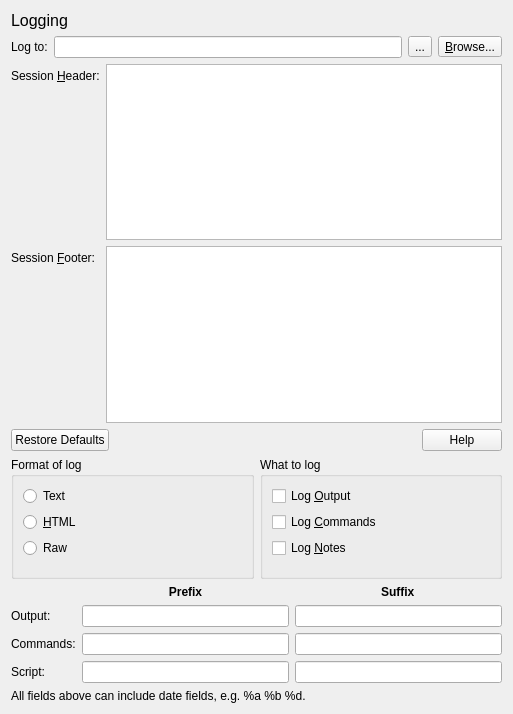
This is src/ui/worldprefs/prefs_logging.ui in jnbooth/qMUSHclient as Qt 5 draws it before an edit. The edited form follows.
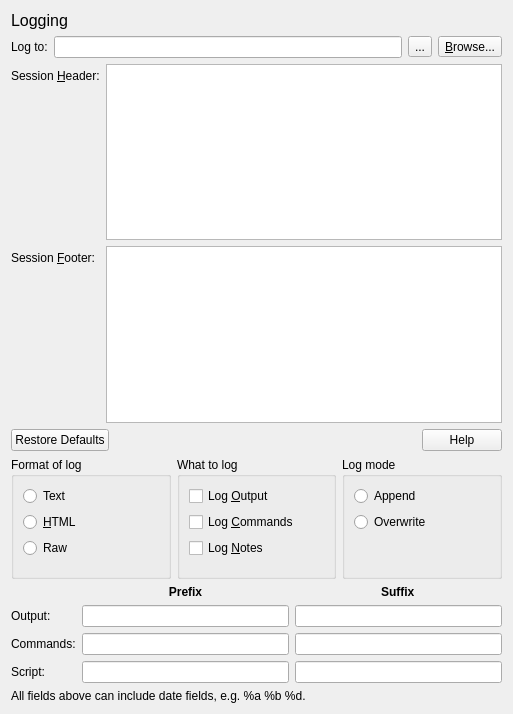
This is the edited form. Icons and pictures are not drawn.

Commit message: Set log_format and log_mode enums from groups of QRadioButtons

Diff of the .ui file:
```diff
--- a/src/ui/worldprefs/prefs_logging.ui
+++ b/src/ui/worldprefs/prefs_logging.ui
@@ -202,6 +202,42 @@
        </layout>
       </widget>
      </item>
+     <item>
+      <widget class="QGroupBox" name="groupBox_3">
+       <property name="title">
+        <string>Log mode</string>
+       </property>
+       <layout class="QVBoxLayout" name="verticalLayout_4">
+        <item>
+         <widget class="QRadioButton" name="log_append">
+          <property name="text">
+           <string>Append</string>
+          </property>
+         </widget>
+        </item>
+        <item>
+         <widget class="QRadioButton" name="log_overwrite">
+          <property name="text">
+           <string>Overwrite</string>
+          </property>
+         </widget>
+        </item>
+        <item>
+         <spacer name="verticalSpacer_3">
+          <property name="orientation">
+           <enum>Qt::Vertical</enum>
+          </property>
+          <property name="sizeHint" stdset="0">
+           <size>
+            <width>20</width>
+            <height>40</height>
+           </size>
+          </property>
+         </spacer>
+        </item>
+       </layout>
+      </widget>
+     </item>
     </layout>
    </item>
    <item>
```
The commit also changes 8 other files.
